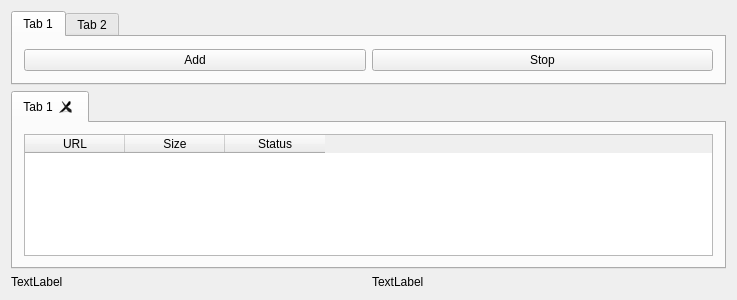
Old version of the form UltimateDownloadManager/mainwindow.ui in the repository LalitMaganti/Ultimate-Download-Manager.
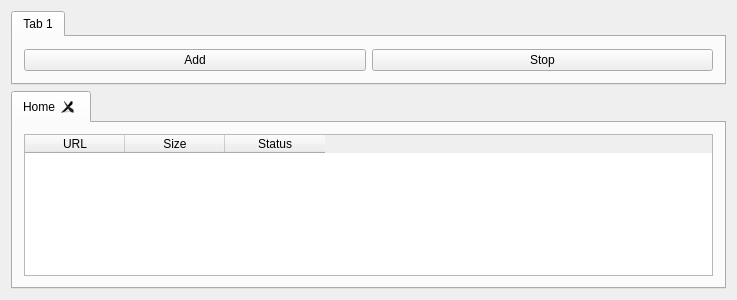
New version of the form.

```diff
--- a/UltimateDownloadManager/mainwindow.ui
+++ b/UltimateDownloadManager/mainwindow.ui
@@ -18,24 +18,6 @@
   </property>
   <widget class="QWidget" name="centralWidget">
    <layout class="QGridLayout" name="gridLayout">
-    <item row="2" column="0">
-     <layout class="QHBoxLayout" name="horizontalLayout_2">
-      <item>
-       <widget class="QLabel" name="label">
-        <property name="text">
-         <string>TextLabel</string>
-        </property>
-       </widget>
-      </item>
-      <item>
-       <widget class="QLabel" name="label_2">
-        <property name="text">
-         <string>TextLabel</string>
-        </property>
-       </widget>
-      </item>
-     </layout>
-    </item>
     <item row="0" column="0">
      <widget class="QTabWidget" name="tabWidget">
       <property name="currentIndex">
@@ -66,11 +48,6 @@
         </item>
        </layout>
       </widget>
-      <widget class="QWidget" name="tab_2">
-       <attribute name="title">
-        <string>Tab 2</string>
-       </attribute>
-      </widget>
      </widget>
     </item>
     <item row="1" column="0">
@@ -83,7 +60,7 @@
       </property>
       <widget class="QWidget" name="tab_3">
        <attribute name="title">
-        <string>Tab 1</string>
+        <string>Home</string>
        </attribute>
        <layout class="QGridLayout" name="gridLayout_4">
         <item row="0" column="0">
```
Left out of the diff: 2 changed lines with no effect on the pictures.
